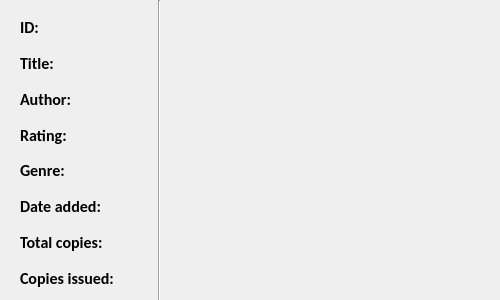
Qt form UI/uifiles/bookdetails.ui (ayushr01/Library-Management-System) before a commit.
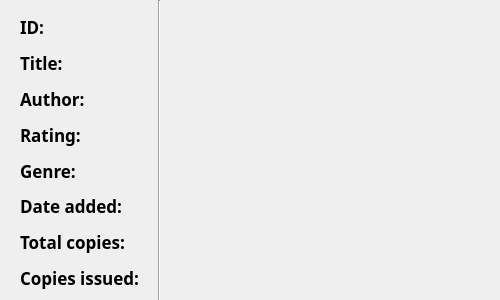
The same form after that commit.

Commit message: Updated UI with new fonts

```diff
--- a/UI/uifiles/bookdetails.ui
+++ b/UI/uifiles/bookdetails.ui
@@ -30,8 +30,8 @@
   </property>
   <property name="font">
    <font>
-    <family>Calibri</family>
-    <pointsize>12</pointsize>
+    <family>Trebuchet MS</family>
+    <pointsize>13</pointsize>
     <weight>75</weight>
     <bold>true</bold>
    </font>
@@ -116,11 +116,19 @@
      <height>301</height>
     </rect>
    </property>
+   <property name="font">
+    <font>
+     <family>Trebuchet MS</family>
+     <pointsize>13</pointsize>
+     <weight>75</weight>
+     <bold>true</bold>
+    </font>
+   </property>
    <property name="orientation">
     <enum>Qt::Vertical</enum>
    </property>
   </widget>
-  <widget class="QWidget" name="">
+  <widget class="QWidget" name="layoutWidget">
    <property name="geometry">
     <rect>
      <x>20</x>
@@ -129,9 +137,25 @@
      <height>281</height>
     </rect>
    </property>
+   <property name="font">
+    <font>
+     <family>Trebuchet MS</family>
+     <pointsize>13</pointsize>
+     <weight>75</weight>
+     <bold>true</bold>
+    </font>
+   </property>
    <layout class="QVBoxLayout" name="labels">
     <item>
      <widget class="QLabel" name="idlabel">
+      <property name="font">
+       <font>
+        <family>Trebuchet MS</family>
+        <pointsize>13</pointsize>
+        <weight>75</weight>
+        <bold>true</bold>
+       </font>
+      </property>
       <property name="text">
        <string>ID:</string>
       </property>
@@ -139,6 +163,14 @@
     </item>
     <item>
      <widget class="QLabel" name="titlelabel">
+      <property name="font">
+       <font>
+        <family>Trebuchet MS</family>
+        <pointsize>13</pointsize>
+        <weight>75</weight>
+        <bold>true</bold>
+       </font>
+      </property>
       <property name="text">
        <string>Title:</string>
       </property>
@@ -146,6 +178,14 @@
     </item>
     <item>
      <widget class="QLabel" name="authorlabel">
+      <property name="font">
+       <font>
+        <family>Trebuchet MS</family>
+        <pointsize>13</pointsize>
+        <weight>75</weight>
+        <bold>true</bold>
+       </font>
+      </property>
       <property name="text">
        <string>Author:</string>
       </property>
@@ -153,6 +193,14 @@
     </item>
     <item>
      <widget class="QLabel" name="ratinglabel">
+      <property name="font">
+       <font>
+        <family>Trebuchet MS</family>
+        <pointsize>13</pointsize>
+        <weight>75</weight>
+        <bold>true</bold>
+       </font>
+      </property>
       <property name="text">
        <string>Rating:</string>
       </property>
@@ -160,6 +208,14 @@
     </item>
     <item>
      <widget class="QLabel" name="genrelabel">
+      <property name="font">
+       <font>
+        <family>Trebuchet MS</family>
+        <pointsize>13</pointsize>
+        <weight>75</weight>
+        <bold>true</bold>
+       </font>
+      </property>
       <property name="text">
        <string>Genre:</string>
       </property>
@@ -167,6 +223,14 @@
     </item>
     <item>
      <widget class="QLabel" name="datelabel">
+      <property name="font">
+       <font>
+        <family>Trebuchet MS</family>
+        <pointsize>13</pointsize>
+        <weight>75</weight>
+        <bold>true</bold>
+       </font>
+      </property>
       <property name="text">
        <string>Date added:</string>
       </property>
@@ -174,6 +238,14 @@
     </item>
     <item>
      <widget class="QLabel" name="totallabel">
+      <property name="font">
+       <font>
+        <family>Trebuchet MS</family>
+        <pointsize>13</pointsize>
+        <weight>75</weight>
+        <bold>true</bold>
+       </font>
+      </property>
       <property name="text">
        <string>Total copies:</string>
       </property>
@@ -181,6 +253,14 @@
     </item>
     <item>
      <widget class="QLabel" name="issuedlabel">
+      <property name="font">
+       <font>
+        <family>Trebuchet MS</family>
+        <pointsize>13</pointsize>
+        <weight>75</weight>
+        <bold>true</bold>
+       </font>
+      </property>
       <property name="text">
        <string>Copies issued:</string>
       </property>
```
Left out of the diff: 72 changed lines with no effect on the pictures. The commit also changes 19 other files.
